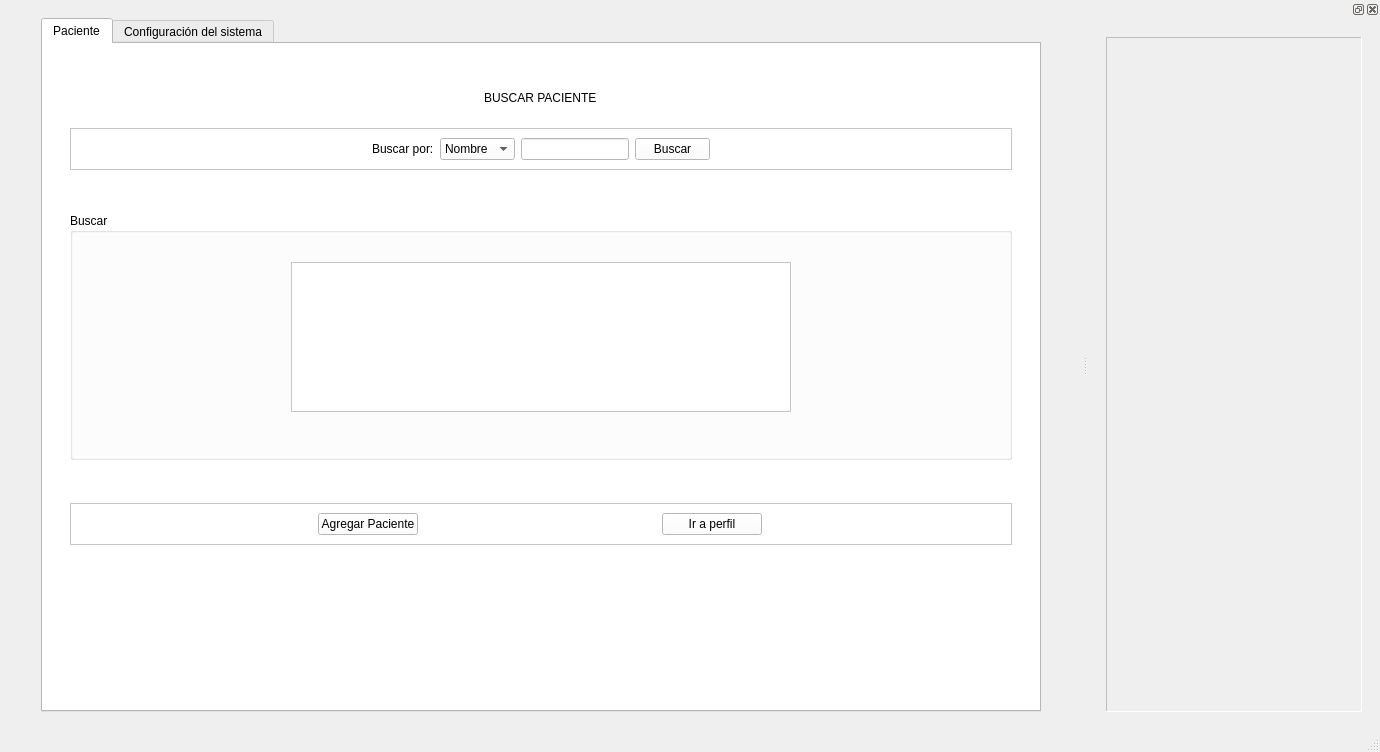
dandrue/Interfaz, file interfaz.ui: the form before one commit.
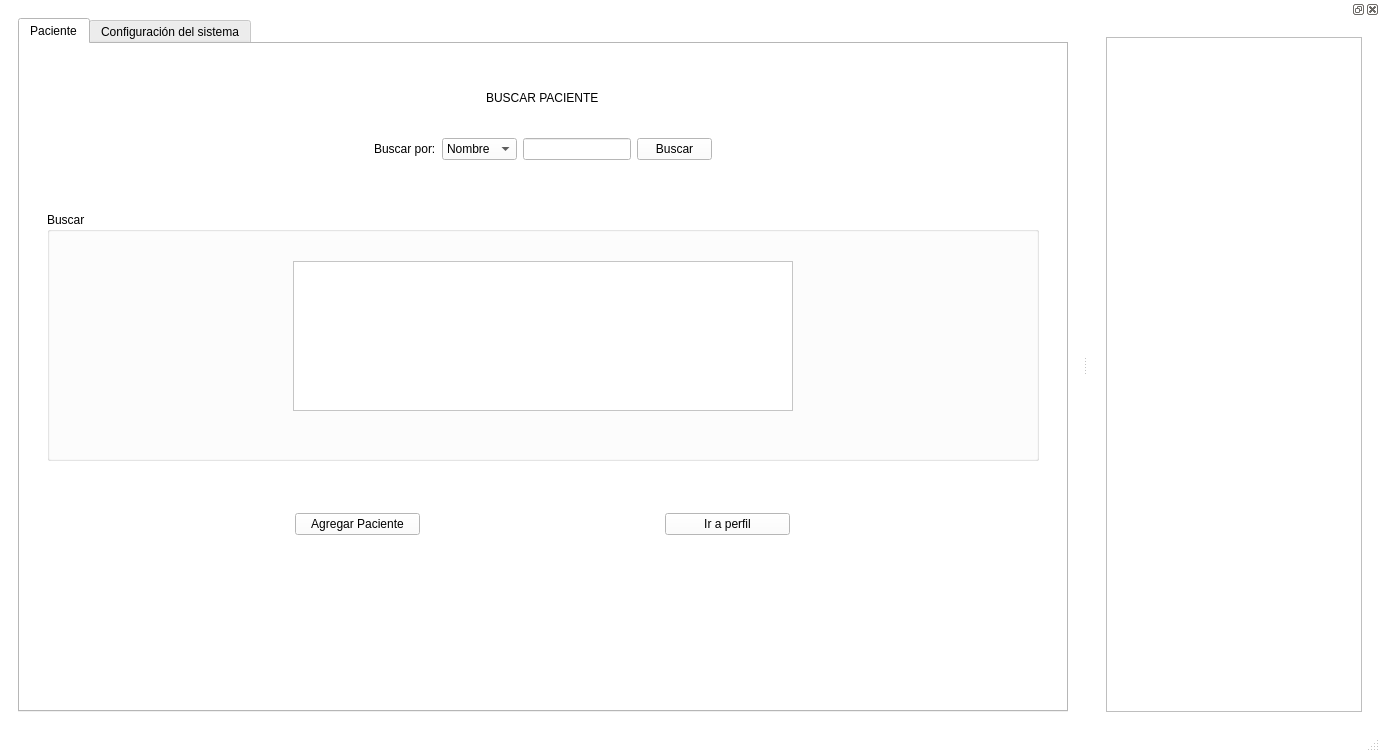
The form after the commit. Icons and pictures are not drawn.

What changed in the file:
```diff
--- a/interfaz.ui
+++ b/interfaz.ui
@@ -31,6 +31,75 @@
     <height>1500</height>
    </size>
   </property>
+  <property name="palette">
+   <palette>
+    <active>
+     <colorrole role="Base">
+      <brush brushstyle="SolidPattern">
+       <color alpha="255">
+        <red>255</red>
+        <green>255</green>
+        <blue>255</blue>
+       </color>
+      </brush>
+     </colorrole>
+     <colorrole role="Window">
+      <brush brushstyle="SolidPattern">
+       <color alpha="255">
+        <red>255</red>
+        <green>255</green>
+        <blue>255</blue>
+       </color>
+      </brush>
+     </colorrole>
+    </active>
+    <inactive>
+     <colorrole role="Base">
+      <brush brushstyle="SolidPattern">
+       <color alpha="255">
+        <red>255</red>
+        <green>255</green>
+        <blue>255</blue>
+       </color>
+      </brush>
+     </colorrole>
+     <colorrole role="Window">
+      <brush brushstyle="SolidPattern">
+       <color alpha="255">
+        <red>255</red>
+        <green>255</green>
+        <blue>255</blue>
+       </color>
+      </brush>
+     </colorrole>
+    </inactive>
+    <disabled>
+     <colorrole role="Base">
+      <brush brushstyle="SolidPattern">
+       <color alpha="255">
+        <red>255</red>
+        <green>255</green>
+        <blue>255</blue>
+       </color>
+      </brush>
+     </colorrole>
+     <colorrole role="Window">
+      <brush brushstyle="SolidPattern">
+       <color alpha="255">
+        <red>255</red>
+        <green>255</green>
+        <blue>255</blue>
+       </color>
+      </brush>
+     </colorrole>
+    </disabled>
+   </palette>
+  </property>
+  <property name="font">
+   <font>
+    <pointsize>9</pointsize>
+   </font>
+  </property>
   <property name="contextMenuPolicy">
    <enum>Qt::CustomContextMenu</enum>
   </property>
@@ -116,7 +185,7 @@
          </property>
          <property name="minimumSize">
           <size>
-           <width>900</width>
+           <width>950</width>
            <height>0</height>
           </size>
          </property>
@@ -137,7 +206,7 @@
             </property>
             <property name="minimumSize">
              <size>
-              <width>1000</width>
+              <width>1050</width>
               <height>0</height>
              </size>
             </property>
@@ -590,13 +659,50 @@
                       <rect>
                        <x>0</x>
                        <y>0</y>
-                       <width>958</width>
-                       <height>613</height>
+                       <width>1010</width>
+                       <height>609</height>
                       </rect>
                      </property>
                      <layout class="QGridLayout" name="gridLayout_6">
                       <item row="5" column="1">
                        <widget class="QGroupBox" name="groupBox_9">
+                        <property name="palette">
+                         <palette>
+                          <active>
+                           <colorrole role="Mid">
+                            <brush brushstyle="SolidPattern">
+                             <color alpha="255">
+                              <red>255</red>
+                              <green>255</green>
+                              <blue>255</blue>
+                             </color>
+                            </brush>
+                           </colorrole>
+                          </active>
+                          <inactive>
+                           <colorrole role="Mid">
+                            <brush brushstyle="SolidPattern">
+                             <color alpha="255">
+                              <red>255</red>
+                              <green>255</green>
+                              <blue>255</blue>
+                             </color>
+                            </brush>
+                           </colorrole>
+                          </inactive>
+                          <disabled>
+                           <colorrole role="Mid">
+                            <brush brushstyle="SolidPattern">
+                             <color alpha="255">
+                              <red>255</red>
+                              <green>255</green>
+                              <blue>255</blue>
+                             </color>
+                            </brush>
+                           </colorrole>
+                          </disabled>
+                         </palette>
+                        </property>
                         <property name="title">
                          <string>Buscar</string>
                         </property>
@@ -857,7 +963,7 @@
                       <item row="7" column="1">
                        <widget class="QFrame" name="frame_6">
                         <property name="frameShape">
-                         <enum>QFrame::StyledPanel</enum>
+                         <enum>QFrame::NoFrame</enum>
                         </property>
                         <property name="frameShadow">
                          <enum>QFrame::Raised</enum>
@@ -873,7 +979,7 @@
                            </property>
                            <property name="maximumSize">
                             <size>
-                             <width>100</width>
+                             <width>125</width>
                              <height>16777215</height>
                             </size>
                            </property>
@@ -886,7 +992,7 @@
                           <widget class="QPushButton" name="pushButton_30">
                            <property name="maximumSize">
                             <size>
-                             <width>100</width>
+                             <width>125</width>
                              <height>16777215</height>
                             </size>
                            </property>
@@ -901,7 +1007,7 @@
                       <item row="3" column="1">
                        <widget class="QFrame" name="frame_5">
                         <property name="frameShape">
-                         <enum>QFrame::StyledPanel</enum>
+                         <enum>QFrame::NoFrame</enum>
                         </property>
                         <property name="frameShadow">
                          <enum>QFrame::Raised</enum>
@@ -6523,7 +6629,7 @@
    </property>
    <property name="minimumSize">
     <size>
-     <width>107</width>
+     <width>108</width>
      <height>145</height>
     </size>
    </property>
@@ -6587,7 +6693,7 @@
            <enum>QFrame::Panel</enum>
           </property>
           <property name="frameShadow">
-           <enum>QFrame::Sunken</enum>
+           <enum>QFrame::Plain</enum>
           </property>
           <property name="sizeAdjustPolicy">
            <enum>QAbstractScrollArea::AdjustIgnored</enum>
```
Left out of the diff: 810 changed lines with no effect on the pictures.
